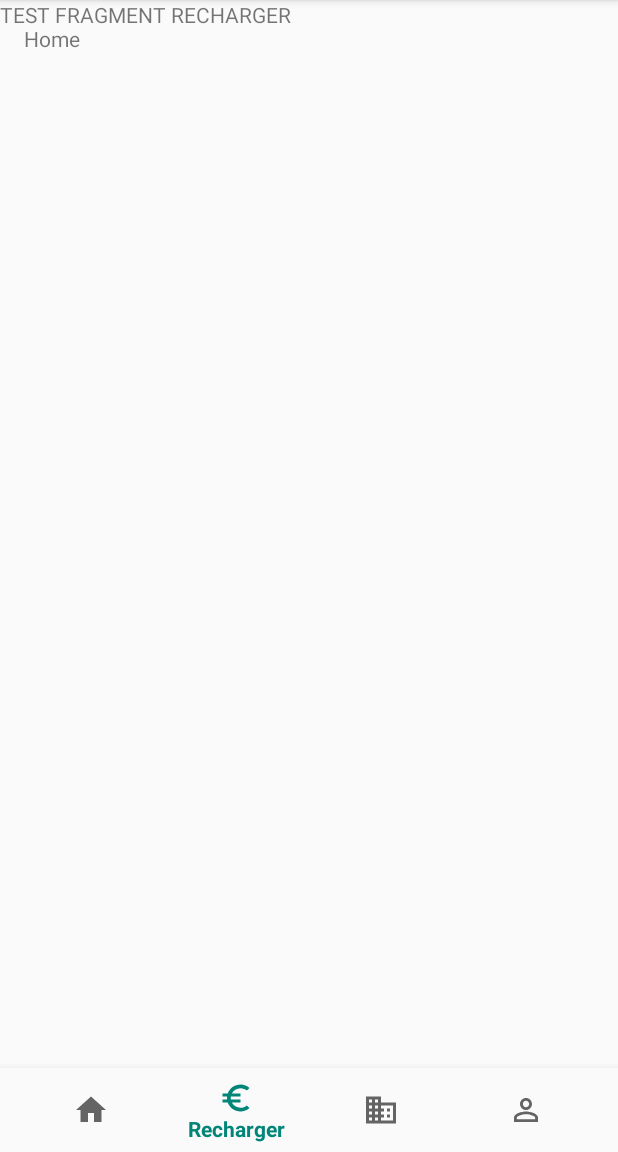
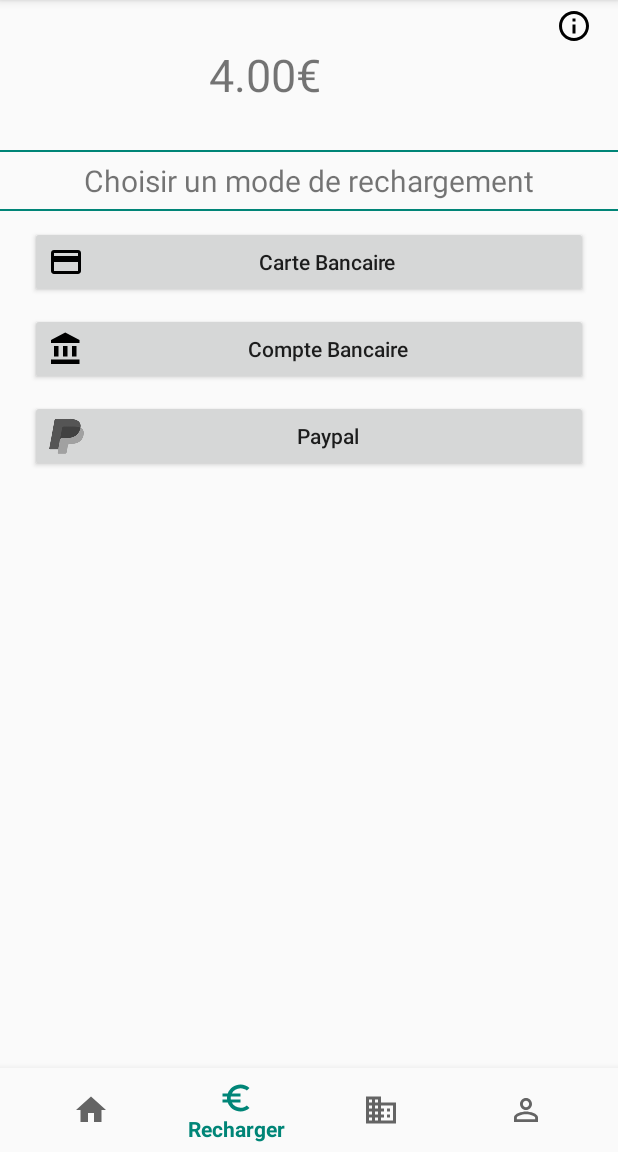
Before and after one commit to vcolonges/MachINSAlaver, an Android app: the screen it shows after launch (MainActivity), item 2 of the bottom bar chosen, on a phone screen of 412 x 824 dp, the part 84-1236 px from its top. Run offline under Robolectric (Android 15) with nearby library versions, the phone set to English and light mode, and no system bars.

Commit message:
IHM recharger avec bouton info

```diff
--- a/app/src/main/java/com/machinsa_laver/machinsalaver/MainActivity.java
+++ b/app/src/main/java/com/machinsa_laver/machinsalaver/MainActivity.java
@@ -1,10 +1,10 @@
 package com.machinsa_laver.machinsalaver;
 
-import android.support.v4.app.FragmentManager;
-import android.support.v4.app.FragmentTransaction;
 import android.os.Bundle;
 import android.support.annotation.NonNull;
 import android.support.design.widget.BottomNavigationView;
+import android.support.v4.app.FragmentManager;
+import android.support.v4.app.FragmentTransaction;
 import android.support.v7.app.AppCompatActivity;
 import android.view.MenuItem;
 import android.widget.TextView;
--- a/app/src/main/java/com/machinsa_laver/machinsalaver/fragments/HomeFragment.java
+++ b/app/src/main/java/com/machinsa_laver/machinsalaver/fragments/HomeFragment.java
@@ -1,7 +1,7 @@
 package com.machinsa_laver.machinsalaver.fragments;
 
+import android.os.Bundle;
 import android.support.v4.app.Fragment;
-import android.os.Bundle;
 import android.view.LayoutInflater;
 import android.view.View;
 import android.view.ViewGroup;
--- a/app/src/main/java/com/machinsa_laver/machinsalaver/fragments/RechargerFragment.java
+++ b/app/src/main/java/com/machinsa_laver/machinsalaver/fragments/RechargerFragment.java
@@ -1,35 +1,43 @@
 package com.machinsa_laver.machinsalaver.fragments;
 
+import android.os.Bundle;
 import android.support.v4.app.Fragment;
-import android.os.Bundle;
+import android.support.v7.app.AlertDialog;
 import android.view.LayoutInflater;
 import android.view.View;
 import android.view.ViewGroup;
+import android.widget.ImageButton;
 
 import com.machinsa_laver.machinsalaver.R;
 
 public class RechargerFragment extends Fragment {
 
-    public RechargerFragment() {
-        // Required empty public constructor
-    }
+    private ImageButton buttonInfo;
 
-    // TODO: Rename and change types and number of parameters
+    public RechargerFragment() {}
+
+
     public static RechargerFragment newInstance() {
         RechargerFragment fragment = new RechargerFragment();
         return fragment;
     }
 
     @Override
-    public void onCreate(Bundle savedInstanceState) {
-        super.onCreate(savedInstanceState);
-    }
-
-    @Override
     public View onCreateView(LayoutInflater inflater, ViewGroup container,
                              Bundle savedInstanceState) {
-        // Inflate the layout for this fragment
-        return inflater.inflate(R.layout.fragment_recharger, container, false);
+        View view = inflater.inflate(R.layout.fragment_recharger, container, false);
+
+        this.buttonInfo = (ImageButton)view.findViewById(R.id.button_info);
+        this.buttonInfo.setOnClickListener(new View.OnClickListener() {
+            @Override
+            public void onClick(View v) {
+                LayoutInflater inflater = getActivity().getLayoutInflater();
+                AlertDialog.Builder builder = new AlertDialog.Builder(getActivity());
+                builder.setView(inflater.inflate(R.layout.dialog_infos, null)).create().show();
+            }
+        });
+
+        return view;
     }
 
 }
--- /dev/null
+++ b/app/src/main/res/drawable/ic_account_balance_black_24dp.xml
@@ -0,0 +1,9 @@
+<vector xmlns:android="http://schemas.android.com/apk/res/android"
+        android:width="24dp"
+        android:height="24dp"
+        android:viewportWidth="24.0"
+        android:viewportHeight="24.0">
+    <path
+        android:fillColor="#FF000000"
+        android:pathData="M4,10v7h3v-7L4,10zM10,10v7h3v-7h-3zM2,22h19v-3L2,19v3zM16,10v7h3v-7h-3zM11.5,1L2,6v2h19L21,6l-9.5,-5z"/>
+</vector>
--- /dev/null
+++ b/app/src/main/res/drawable/ic_credit_card_black_24dp.xml
@@ -0,0 +1,9 @@
+<vector xmlns:android="http://schemas.android.com/apk/res/android"
+        android:width="24dp"
+        android:height="24dp"
+        android:viewportWidth="24.0"
+        android:viewportHeight="24.0">
+    <path
+        android:fillColor="#FF000000"
+        android:pathData="M20,4L4,4c-1.11,0 -1.99,0.89 -1.99,2L2,18c0,1.11 0.89,2 2,2h16c1.11,0 2,-0.89 2,-2L22,6c0,-1.11 -0.89,-2 -2,-2zM20,18L4,18v-6h16v6zM20,8L4,8L4,6h16v2z"/>
+</vector>
--- /dev/null
+++ b/app/src/main/res/drawable/ic_info_outline_black_24dp.xml
@@ -0,0 +1,9 @@
+<vector xmlns:android="http://schemas.android.com/apk/res/android"
+        android:width="24dp"
+        android:height="24dp"
+        android:viewportWidth="24.0"
+        android:viewportHeight="24.0">
+    <path
+        android:fillColor="#FF000000"
+        android:pathData="M11,17h2v-6h-2v6zM12,2C6.48,2 2,6.48 2,12s4.48,10 10,10 10,-4.48 10,-10S17.52,2 12,2zM12,20c-4.41,0 -8,-3.59 -8,-8s3.59,-8 8,-8 8,3.59 8,8 -3.59,8 -8,8zM11,9h2L13,7h-2v2z"/>
+</vector>
--- /dev/null
+++ b/app/src/main/res/drawable/ic_paypal_24dp.xml
@@ -0,0 +1,10 @@
+<?xml version="1.0" encoding="utf-8"?>
+<layer-list xmlns:android="http://schemas.android.com/apk/res/android" >
+
+    <item
+        android:drawable="@drawable/logo_paypal"
+        android:width="24dp"
+        android:height="24dp"
+        />
+
+</layer-list >
--- a/app/src/main/res/layout/activity_main.xml
+++ b/app/src/main/res/layout/activity_main.xml
@@ -6,17 +6,6 @@
     android:layout_width="match_parent"
     android:layout_height="match_parent"
     tools:context=".MainActivity">
-
-    <TextView
-        android:id="@+id/message"
-        android:layout_width="wrap_content"
-        android:layout_height="wrap_content"
-        android:layout_marginStart="@dimen/activity_horizontal_margin"
-        android:layout_marginLeft="@dimen/activity_horizontal_margin"
-        android:layout_marginTop="@dimen/activity_vertical_margin"
-        android:text="@string/title_home"
-        app:layout_constraintLeft_toLeftOf="parent"
-        app:layout_constraintTop_toTopOf="parent" />
 
     <FrameLayout
         android:id="@+id/fragment_container"
--- /dev/null
+++ b/app/src/main/res/layout/dialog_infos.xml
@@ -0,0 +1,34 @@
+<LinearLayout xmlns:android="http://schemas.android.com/apk/res/android"
+    android:orientation="vertical"
+    android:layout_width="wrap_content"
+    android:layout_height="wrap_content">
+
+
+    <TextView
+        android:id="@+id/textView3"
+        android:layout_width="match_parent"
+        android:layout_height="wrap_content"
+        android:text="@string/prix"
+        android:gravity="center"
+        android:textColor="@android:color/white"
+        android:textSize="25sp"
+        android:background="@color/colorPrimary"
+        android:padding="5dp"/>
+
+    <TextView
+        android:id="@+id/tv_prixVA"
+        android:layout_width="match_parent"
+        android:layout_height="wrap_content"
+        android:textSize="18sp"
+        android:layout_margin="5dp"
+        android:text="@string/prixVA" />
+
+    <TextView
+        android:id="@+id/tv_prixNONVA"
+        android:layout_width="match_parent"
+        android:layout_height="wrap_content"
+        android:textSize="18sp"
+        android:layout_margin="5dp"
+        android:text="@string/prixNONVA" />
+
+</LinearLayout>
--- a/app/src/main/res/layout/fragment_recharger.xml
+++ b/app/src/main/res/layout/fragment_recharger.xml
@@ -1,14 +1,102 @@
 <?xml version="1.0" encoding="utf-8"?>
-<FrameLayout xmlns:android="http://schemas.android.com/apk/res/android"
+<LinearLayout xmlns:android="http://schemas.android.com/apk/res/android"
     xmlns:tools="http://schemas.android.com/tools"
     android:layout_width="match_parent"
     android:layout_height="match_parent"
+    android:orientation="vertical"
     tools:context=".fragments.RechargerFragment">
 
-    <!-- TODO: Update blank fragment layout -->
+
+    <LinearLayout
+        android:layout_width="match_parent"
+        android:layout_height="wrap_content"
+        android:orientation="horizontal">
+
+        <TextView
+            android:id="@+id/solde"
+            android:layout_width="wrap_content"
+            android:layout_height="100dp"
+            android:layout_weight="1"
+            android:gravity="center"
+            android:text="4.00€"
+            android:textSize="30sp"/>
+
+        <ImageButton
+            android:id="@+id/button_info"
+            android:layout_width="20dp"
+            android:layout_height="wrap_content"
+            android:layout_weight="0.1"
+            android:layout_margin="5dp"
+            android:src="@drawable/ic_info_outline_black_24dp"
+            android:background="@android:color/transparent"/>
+    </LinearLayout>
+
+    <View
+        android:id="@+id/divider"
+        android:layout_width="match_parent"
+        android:layout_height="1dp"
+        android:background="@color/colorPrimary" />
+
     <TextView
+        android:id="@+id/choisir_un_mode"
+        android:layout_width="match_parent"
+        android:layout_height="wrap_content"
+        android:text="@string/choisir_un_mode"
+        android:textAlignment="center"
+        android:textSize="20sp"
+        android:layout_margin="5dp"/>
+
+    <View
+        android:id="@+id/divider2"
+        android:layout_width="match_parent"
+        android:layout_height="1dp"
+        android:background="@color/colorPrimary" />
+
+    <ScrollView
         android:layout_width="match_parent"
         android:layout_height="match_parent"
-        android:text="TEST FRAGMENT RECHARGER" />
+        android:fadeScrollbars="false">
 
-</FrameLayout>
+        <LinearLayout
+            android:layout_width="match_parent"
+            android:layout_height="wrap_content"
+            android:orientation="vertical" >
+
+            <Button
+                android:id="@+id/button_carte"
+                android:layout_width="match_parent"
+                android:layout_height="wrap_content"
+                android:layout_marginStart="20dp"
+                android:layout_marginTop="10dp"
+                android:layout_marginEnd="20dp"
+                android:drawableStart="@drawable/ic_credit_card_black_24dp"
+                android:text="@string/carte"
+                android:textAllCaps="false" />
+
+            <Button
+                android:id="@+id/button_compte"
+                android:layout_width="match_parent"
+                android:layout_height="wrap_content"
+                android:layout_marginStart="20dp"
+                android:layout_marginTop="10dp"
+                android:layout_marginEnd="20dp"
+                android:drawableStart="@drawable/ic_account_balance_black_24dp"
+                android:text="@string/compte"
+                android:textAllCaps="false" />
+
+            <Button
+                android:id="@+id/button_paypal"
+                android:layout_width="match_parent"
+                android:layout_height="wrap_content"
+                android:layout_marginStart="20dp"
+                android:layout_marginTop="10dp"
+                android:layout_marginEnd="20dp"
+                android:drawableStart="@drawable/ic_paypal_24dp"
+                android:text="@string/paypal"
+                android:textAllCaps="false" />
+
+        </LinearLayout>
+    </ScrollView>
+
+
+</LinearLayout>
--- a/app/src/main/res/values/strings.xml
+++ b/app/src/main/res/values/strings.xml
@@ -5,6 +5,13 @@
     <string name="title_residences">Résidences</string>
     <string name="title_profil">Profil</string>
 
-    <!-- TODO: Remove or change this placeholder text -->
     <string name="hello_blank_fragment">Hello blank fragment</string>
+
+    <string name="choisir_un_mode">Choisir un mode de rechargement</string>
+    <string name="carte">Carte Bancaire</string>
+    <string name="compte">Compte Bancaire</string>
+    <string name="paypal">Paypal</string>
+    <string name="prix">Prix</string>
+    <string name="prixVA">Prix pour les adhérents V.A. : 2.00€</string>
+    <string name="prixNONVA">Prix pour les non adhérents  : 5.00€</string>
 </resources>
```
Also changed, not shown: app/src/main/res/drawable/logo_paypal.png (added), 2 other files.
